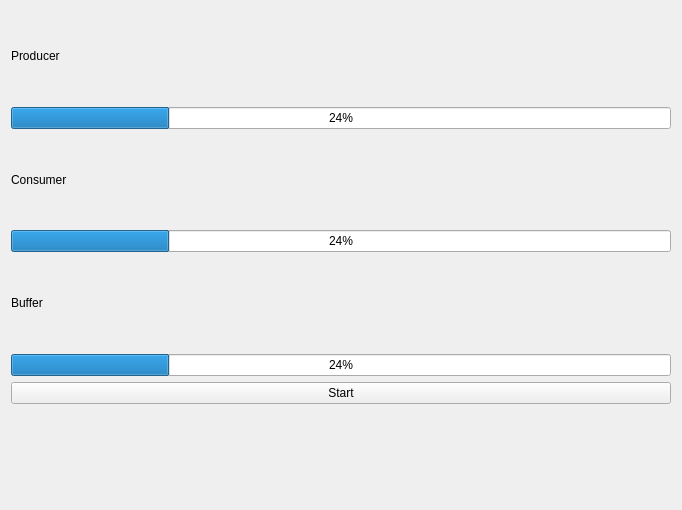
Above: src/mainwindow.ui from dreademarco/Spectrometer before the change. Below: the same form after it.
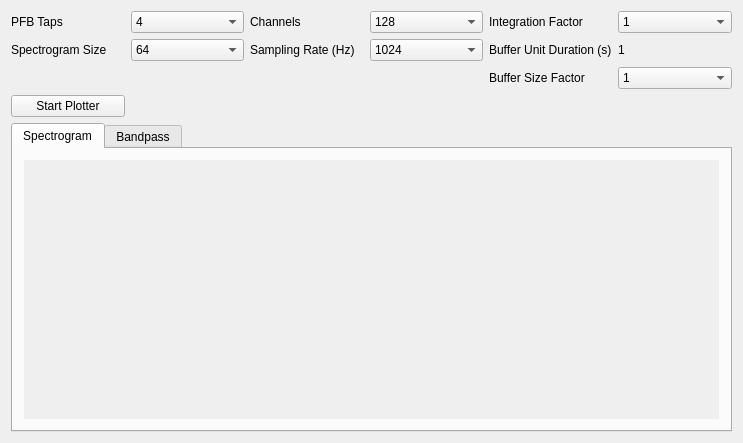
That is the form after the change. Custom widgets are drawn as their Qt base class.

```diff
--- a/src/mainwindow.ui
+++ b/src/mainwindow.ui
@@ -6,8 +6,8 @@
    <rect>
     <x>0</x>
     <y>0</y>
-    <width>682</width>
-    <height>510</height>
+    <width>743</width>
+    <height>443</height>
    </rect>
   </property>
   <property name="windowTitle">
@@ -16,57 +16,300 @@
   <widget class="QWidget" name="centralWidget">
    <layout class="QVBoxLayout" name="verticalLayout">
     <item>
-     <widget class="QLabel" name="label">
-      <property name="text">
-       <string>Producer</string>
-      </property>
-     </widget>
+     <layout class="QGridLayout" name="gridLayout_2">
+      <item row="1" column="3">
+       <widget class="QComboBox" name="comboBox_srate">
+        <item>
+         <property name="text">
+          <string>1024</string>
+         </property>
+        </item>
+        <item>
+         <property name="text">
+          <string>2048</string>
+         </property>
+        </item>
+       </widget>
+      </item>
+      <item row="0" column="2">
+       <widget class="QLabel" name="label_2">
+        <property name="text">
+         <string>Channels</string>
+        </property>
+       </widget>
+      </item>
+      <item row="2" column="5">
+       <widget class="QComboBox" name="comboBox_bufferFactor">
+        <item>
+         <property name="text">
+          <string>1</string>
+         </property>
+        </item>
+        <item>
+         <property name="text">
+          <string>2</string>
+         </property>
+        </item>
+        <item>
+         <property name="text">
+          <string>3</string>
+         </property>
+        </item>
+        <item>
+         <property name="text">
+          <string>4</string>
+         </property>
+        </item>
+        <item>
+         <property name="text">
+          <string>5</string>
+         </property>
+        </item>
+       </widget>
+      </item>
+      <item row="0" column="4">
+       <widget class="QLabel" name="label_3">
+        <property name="text">
+         <string>Integration Factor</string>
+        </property>
+       </widget>
+      </item>
+      <item row="0" column="0">
+       <widget class="QLabel" name="label">
+        <property name="text">
+         <string>PFB Taps</string>
+        </property>
+       </widget>
+      </item>
+      <item row="1" column="0">
+       <widget class="QLabel" name="label_4">
+        <property name="text">
+         <string>Spectrogram Size</string>
+        </property>
+       </widget>
+      </item>
+      <item row="1" column="1">
+       <widget class="QComboBox" name="comboBox_spectSamples">
+        <item>
+         <property name="text">
+          <string>64</string>
+         </property>
+        </item>
+        <item>
+         <property name="text">
+          <string>128</string>
+         </property>
+        </item>
+        <item>
+         <property name="text">
+          <string>256</string>
+         </property>
+        </item>
+        <item>
+         <property name="text">
+          <string>512</string>
+         </property>
+        </item>
+        <item>
+         <property name="text">
+          <string>1024</string>
+         </property>
+        </item>
+        <item>
+         <property name="text">
+          <string>2048</string>
+         </property>
+        </item>
+        <item>
+         <property name="text">
+          <string>4096</string>
+         </property>
+        </item>
+        <item>
+         <property name="text">
+          <string>8192</string>
+         </property>
+        </item>
+        <item>
+         <property name="text">
+          <string>16384</string>
+         </property>
+        </item>
+       </widget>
+      </item>
+      <item row="0" column="5">
+       <widget class="QComboBox" name="comboBox_integrationFactor">
+        <item>
+         <property name="text">
+          <string>1</string>
+         </property>
+        </item>
+        <item>
+         <property name="text">
+          <string>2</string>
+         </property>
+        </item>
+        <item>
+         <property name="text">
+          <string>4</string>
+         </property>
+        </item>
+        <item>
+         <property name="text">
+          <string>8</string>
+         </property>
+        </item>
+        <item>
+         <property name="text">
+          <string>16</string>
+         </property>
+        </item>
+        <item>
+         <property name="text">
+          <string>32</string>
+         </property>
+        </item>
+        <item>
+         <property name="text">
+          <string>64</string>
+         </property>
+        </item>
+       </widget>
+      </item>
+      <item row="0" column="3">
+       <widget class="QComboBox" name="comboBox_chans">
+        <item>
+         <property name="text">
+          <string>128</string>
+         </property>
+        </item>
+        <item>
+         <property name="text">
+          <string>256</string>
+         </property>
+        </item>
+        <item>
+         <property name="text">
+          <string>512</string>
+         </property>
+        </item>
+        <item>
+         <property name="text">
+          <string>1024</string>
+         </property>
+        </item>
+       </widget>
+      </item>
+      <item row="1" column="5">
+       <widget class="QLabel" name="label_bufsize">
+        <property name="text">
+         <string>1</string>
+        </property>
+       </widget>
+      </item>
+      <item row="1" column="4">
+       <widget class="QLabel" name="label_6">
+        <property name="text">
+         <string>Buffer Unit Duration (s)</string>
+        </property>
+       </widget>
+      </item>
+      <item row="2" column="4">
+       <widget class="QLabel" name="label_7">
+        <property name="text">
+         <string>Buffer Size Factor</string>
+        </property>
+       </widget>
+      </item>
+      <item row="0" column="1">
+       <widget class="QComboBox" name="comboBox_taps">
+        <item>
+         <property name="text">
+          <string>4</string>
+         </property>
+        </item>
+        <item>
+         <property name="text">
+          <string>8</string>
+         </property>
+        </item>
+        <item>
+         <property name="text">
+          <string>16</string>
+         </property>
+        </item>
+        <item>
+         <property name="text">
+          <string>32</string>
+         </property>
+        </item>
+        <item>
+         <property name="text">
+          <string>64</string>
+         </property>
+        </item>
+       </widget>
+      </item>
+      <item row="1" column="2">
+       <widget class="QLabel" name="label_5">
+        <property name="text">
+         <string>Sampling Rate (Hz)</string>
+        </property>
+       </widget>
+      </item>
+      <item row="3" column="0">
+       <widget class="QPushButton" name="startPushButton">
+        <property name="enabled">
+         <bool>true</bool>
+        </property>
+        <property name="text">
+         <string>Start Plotter</string>
+        </property>
+       </widget>
+      </item>
+     </layout>
     </item>
     <item>
-     <widget class="QProgressBar" name="producerProgressBar">
-      <property name="value">
-       <number>24</number>
+     <widget class="QTabWidget" name="tabWidget">
+      <property name="sizePolicy">
+       <sizepolicy hsizetype="Preferred" vsizetype="Expanding">
+        <horstretch>0</horstretch>
+        <verstretch>0</verstretch>
+       </sizepolicy>
       </property>
-     </widget>
-    </item>
-    <item>
-     <widget class="QLabel" name="label_2">
-      <property name="text">
-       <string>Consumer</string>
+      <property name="currentIndex">
+       <number>0</number>
       </property>
+      <widget class="QWidget" name="tab">
+       <attribute name="title">
+        <string>Spectrogram</string>
+       </attribute>
+       <layout class="QGridLayout" name="gridLayout">
+        <item row="1" column="0">
+         <widget class="SpectrogramPlot" name="plotWidget" native="true">
+          <property name="sizePolicy">
+           <sizepolicy hsizetype="Expanding" vsizetype="Expanding">
+            <horstretch>0</horstretch>
+            <verstretch>0</verstretch>
+           </sizepolicy>
+          </property>
+          <property name="focusPolicy">
+           <enum>Qt::TabFocus</enum>
+          </property>
+          <property name="autoFillBackground">
+           <bool>true</bool>
+          </property>
+         </widget>
+        </item>
+       </layout>
+      </widget>
+      <widget class="QWidget" name="tab_2">
+       <attribute name="title">
+        <string>Bandpass</string>
+       </attribute>
+      </widget>
      </widget>
     </item>
-    <item>
-     <widget class="QProgressBar" name="consumerProgressBar">
-      <property name="value">
-       <number>24</number>
-      </property>
-     </widget>
-    </item>
-    <item>
-     <widget class="QLabel" name="label_3">
-      <property name="text">
-       <string>Buffer</string>
-      </property>
-     </widget>
-    </item>
-    <item>
-     <widget class="QProgressBar" name="bufferProgressBar">
-      <property name="value">
-       <number>24</number>
-      </property>
-     </widget>
-    </item>
-    <item>
-     <widget class="QPushButton" name="startPushButton">
-      <property name="text">
-       <string>Start</string>
-      </property>
-     </widget>
-    </item>
-    <item>
-     <widget class="SpectrogramPlot" name="plotWidget" native="true"/>
-    </item>
    </layout>
   </widget>
  </widget>
```
